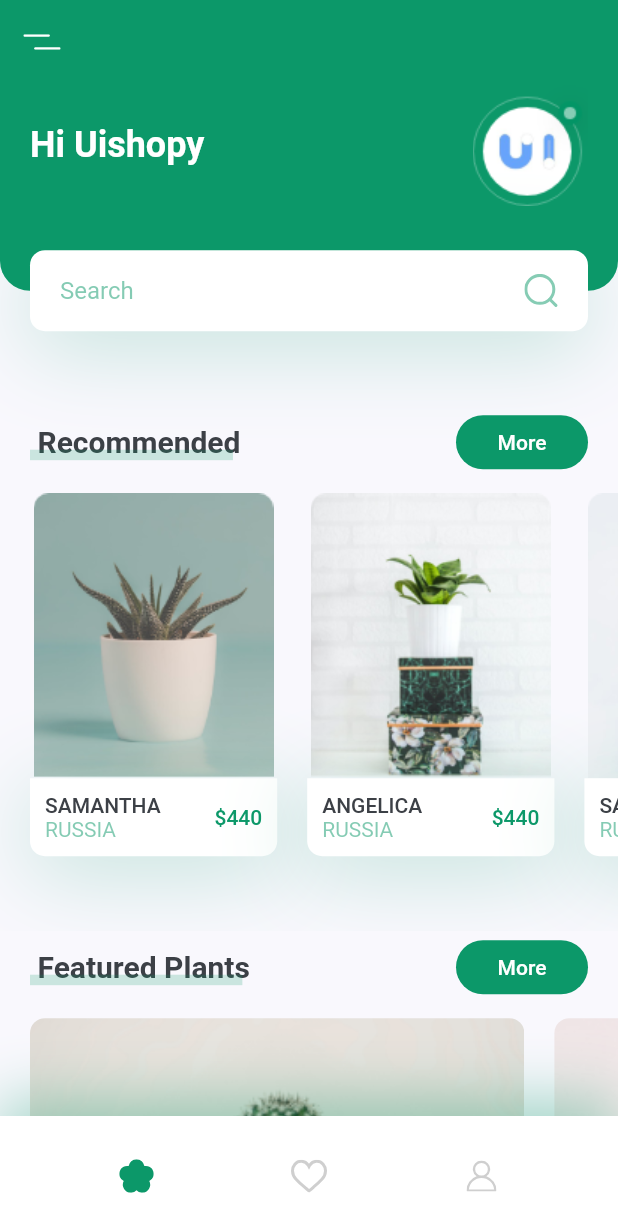
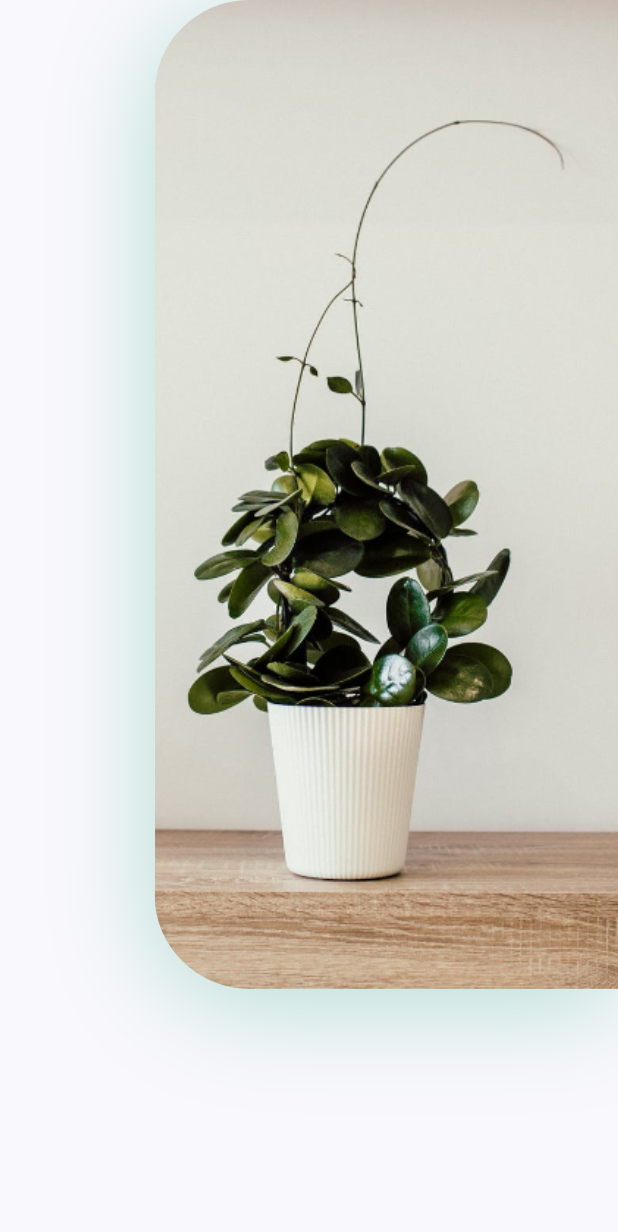
Before and after one commit to CheolheeLee0/flutter_intro, a Flutter app: the screen it shows after launch, after a tap on an icon or button, on a phone screen of 412 x 824 dp. Shown: the top 1232 px of the screen. Run offline on Flutter 3.47's test engine with Material 2 defaults, Android fonts, the phone set to English and light mode, and no system bars; our stand-ins replace flutter_svg.

Commit message:
Fix event function target

```diff
--- a/lib/main.dart
+++ b/lib/main.dart
@@ -4,6 +4,7 @@
 
 import 'package:flutter/material.dart';
 import 'package:flutter_intro/constraints.dart';
+import 'package:flutter_intro/screens/details/details_screen.dart';
 import 'package:flutter_intro/screens/home/home_screen.dart';
 
 void main() {
@@ -23,6 +24,7 @@ class MyApp extends StatelessWidget {
         visualDensity: VisualDensity.adaptivePlatformDensity,
       ),
       home: HomeScreen(),
+      // home: DetailsScreen(),
     );
   }
 }
--- a/lib/screens/details/components/body.dart
+++ b/lib/screens/details/components/body.dart
@@ -0,0 +1,44 @@
+import 'package:flutter/material.dart';
+import 'package:flutter_intro/constraints.dart';
+
+class Body extends StatelessWidget {
+  @override
+  Widget build(BuildContext context) {
+    Size size = MediaQuery.of(context).size;
+    return Column(
+      children: [
+        Row(
+          children: [
+            // 버튼
+            Expanded(
+              child: Column(),
+            ),
+            // 그림
+            Container(
+              height: size.height * 0.8,
+              width: size.width * 0.75,
+              decoration: BoxDecoration(
+                borderRadius: BorderRadius.only(
+                  bottomLeft: Radius.circular(63),
+                  topLeft: Radius.circular(63),
+                ),
+                boxShadow: [
+                  BoxShadow(
+                    offset: Offset(0, 10),
+                    blurRadius: 60,
+                    color: kPrimaryColor.withOpacity(0.29),
+                  ),
+                ],
+                image: DecorationImage(
+                  alignment: Alignment.centerLeft,
+                  fit: BoxFit.cover,
+                  image: AssetImage("assets/images/img.png"),
+                ),
+              ),
+            ),
+          ],
+        ),
+      ],
+    );
+  }
+}
--- a/lib/screens/details/details_screen.dart
+++ b/lib/screens/details/details_screen.dart
@@ -0,0 +1,11 @@
+import 'package:flutter/material.dart';
+import 'package:flutter_intro/screens/details/components/body.dart';
+
+class DetailsScreen extends StatelessWidget {
+  @override
+  Widget build(BuildContext context) {
+    return Scaffold(
+      body: Body(),
+    );
+  }
+}
--- a/lib/screens/home/components/recommend_plants.dart
+++ b/lib/screens/home/components/recommend_plants.dart
@@ -1,5 +1,7 @@
 import 'package:flutter/material.dart';
 import 'package:flutter_intro/constraints.dart';
+import 'package:flutter_intro/screens/details/components/body.dart';
+import 'package:flutter_intro/screens/details/details_screen.dart';
 
 class RecommendsPlants extends StatelessWidget {
   const RecommendsPlants({
@@ -19,19 +21,36 @@ class RecommendsPlants extends StatelessWidget {
             title: "Samantha",
             country: "Russia",
             price: 440,
-            press: () {},
+            press: () {
+              Navigator.push(
+                context,
+                MaterialPageRoute(builder: (context) => DetailsScreen()),
+              );
+            },
           ),
           RecommendPlantCard(
             image: "assets/images/image_2.png",
             title: "Angelica",
             country: "Russia",
             price: 440,
+            press: () {
+              Navigator.push(
+                context,
+                MaterialPageRoute(builder: (context) => DetailsScreen()),
+              );
+            },
           ),
           RecommendPlantCard(
             image: "assets/images/image_3.png",
             title: "Samantha",
             country: "Russia",
             price: 440,
+            press: () {
+              Navigator.push(
+                context,
+                MaterialPageRoute(builder: (context) => DetailsScreen()),
+              );
+            },
           ),
         ],
       ),
@@ -57,7 +76,9 @@ class RecommendPlantCard extends StatelessWidget {
   Widget build(BuildContext context) {
     Size size = MediaQuery.of(context).size;
 
-    return Container(
+    return GestureDetector(
+      onTap: press,
+      child: Container(
         margin: EdgeInsets.only(
           left: kDefaultPadding,
           top: kDefaultPadding / 2,
@@ -67,9 +88,7 @@ class RecommendPlantCard extends StatelessWidget {
         child: Column(
           children: [
             Image.asset(image),
-          GestureDetector(
-            onTap: press,
-            child: Container(
+            Container(
               padding: EdgeInsets.all(kDefaultPadding / 2),
               decoration: BoxDecoration(
                 color: Colors.white,
@@ -114,8 +133,8 @@ class RecommendPlantCard extends StatelessWidget {
                 ],
               ),
             ),
+          ],
         ),
-        ],
       ),
     );
   }
```
Lines whose indentation alone changed are shown as unchanged.
